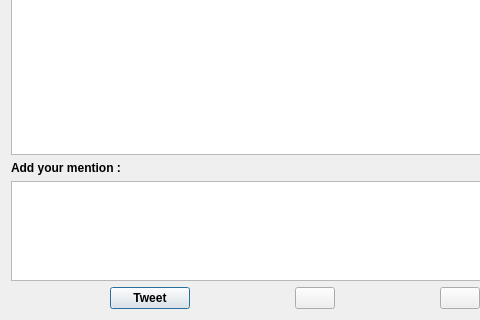
Qt form FinalProject/Tweeterak/mention.ui (amirhosseinbt/FinalProject_AP) before a commit; both pictures show x 0 to 480 and y 123 to 443 of the 590 by 443 pixel window.
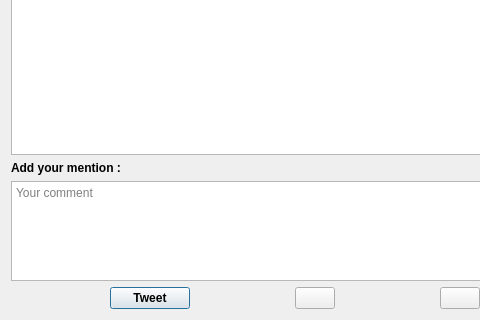
The same form after that commit.

```diff
--- a/FinalProject/Tweeterak/mention.ui
+++ b/FinalProject/Tweeterak/mention.ui
@@ -69,6 +69,9 @@
          <height>100</height>
         </size>
        </property>
+       <property name="placeholderText">
+        <string>Your comment</string>
+       </property>
       </widget>
      </item>
     </layout>
```
